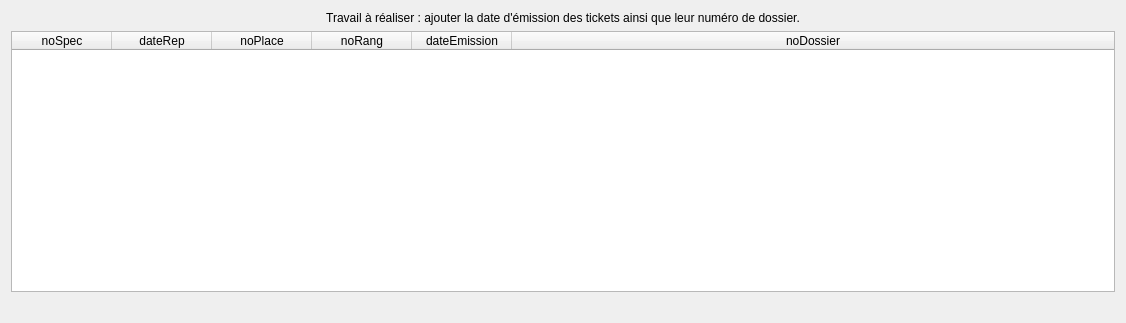
ALLian96/Projet2018BD, file Theatre_Project/gui/fct_comp_1.ui: the form before one commit.
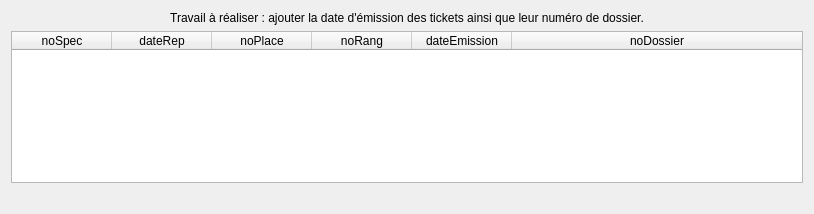
The form after the commit.

The edit to the form file:
```diff
--- a/Theatre_Project/gui/fct_comp_1.ui
+++ b/Theatre_Project/gui/fct_comp_1.ui
@@ -6,8 +6,8 @@
    <rect>
     <x>0</x>
     <y>0</y>
-    <width>1126</width>
-    <height>323</height>
+    <width>814</width>
+    <height>214</height>
    </rect>
   </property>
   <property name="windowTitle">
```
Left out of the diff: 3 changed lines with no effect on the pictures.
